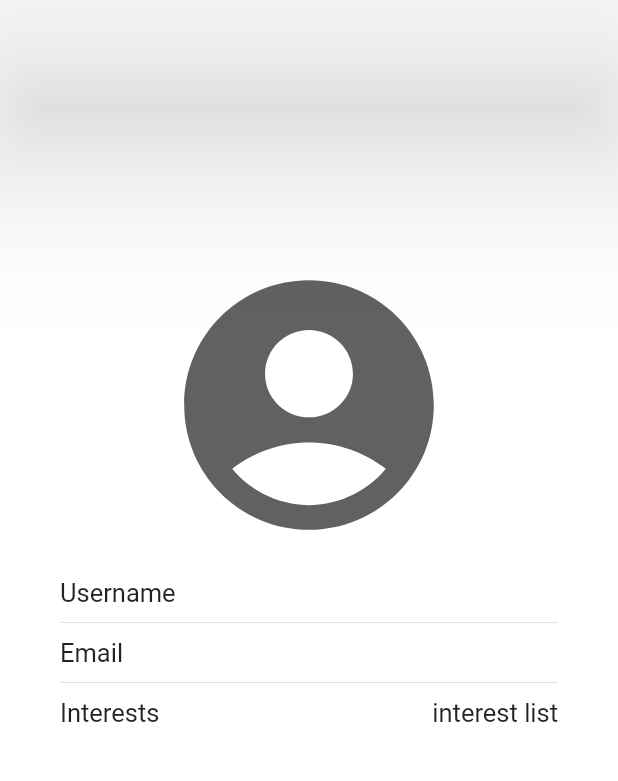
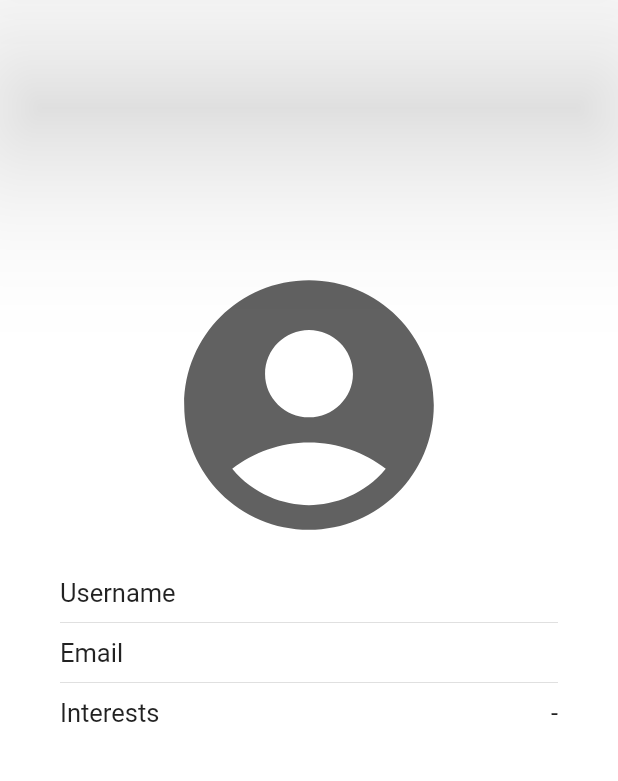
Before and after one commit to FEUP-ESOF-2020-21/open-cx-t5g4-techgals, a Flutter app: the Profile screen opened directly, on a phone screen of 412 x 824 dp, the part 84-865 px from its top. Run offline on Flutter 3.47's test engine with Material 2 defaults, Android fonts, the phone set to English and light mode, and no system bars; our stand-ins replace cloud_firestore, firebase_auth, firebase_core, shared_preferences; accounts and stored records are empty.

Commit message:
retrieves interests correctly, and prints them formatedly
need a solution for when interests list is too big (otherwise margin errors)

```diff
--- a/proj_src/lib/Screens/Nav/Components/appBar.dart
+++ b/proj_src/lib/Screens/Nav/Components/appBar.dart
@@ -26,8 +26,6 @@ AppBar buildAppBar_Map(context) {
         ),
       ),
     ),
-
-
     actions: <Widget>[
       GestureDetector(
         onTap: (){Navigator.push(context, MaterialPageRoute(builder: (context) { return Profile();},),);},
--- a/proj_src/lib/Screens/Profile/screen_profile.dart
+++ b/proj_src/lib/Screens/Profile/screen_profile.dart
@@ -17,10 +17,9 @@ class _ProfileState extends State<Profile> {
   AuthMethods _authMethods = new AuthMethods();
   String userName;
   String email;
-  //List<String> interest = [];
-  String interest = "interest list";
-  Stream<QuerySnapshot> _users;
-  List<AuxUser> _auxUsers = [];
+  List<String> interests = [];
+  String interestsString = '';
+  QuerySnapshot _userQS;
 
   @override
   void initState() {
@@ -39,12 +38,33 @@ class _ProfileState extends State<Profile> {
         email = value;
       });
     });
-    await DatabaseMethods().getUsers().then((val) {
+    await DatabaseMethods().getUser(userName).then((value) {
+      setState(() {
+        _userQS = value;
+      });
+    });
+    for(var i = 0; i<= _userQS.size; i++) {
+    /*  if(i == _userQS.size) interestsString+= _userQS.docs[0].get('interests')[i];
+      else{
+        interestsString+= _userQS.docs[0].get('interests')[i];
+        interestsString+= ", ";
+      }*/
+      interests.add(_userQS.docs[0].get('interests')[i]);
+    }
+    //interests.add('c++');
+    //interests.add('flutter');
+    //interests.add('what else');
+    interestsString = interests.join(" / ");
+
+
+    /* await DatabaseMethods().getUsers().then((val) {
       setState(() {
         _users = val;
       });
-    });
-    DatabaseMethods().usernameTaken("nosuchuserhehe");
+    });*/
+    //DatabaseMethods().usernameTaken("nosuchuserhehe");
+    //DatabaseMethods().emailTaken("admin@email.com");
+
     //_parseStream(_users);
   }
 
@@ -56,9 +76,9 @@ class _ProfileState extends State<Profile> {
               _auxUserNames.add(snapshot.data.documents[index]['username']);
               _auxEmails = _auxEmails.toSet().toList();*/
     }
-    _auxUsers = _auxUsers.toSet().toList();
+    //_auxUsers = _auxUsers.toSet().toList();
   }
-
+/*
   Widget _loadInfo() {
     return StreamBuilder(
         stream: _users,
@@ -83,7 +103,7 @@ class _ProfileState extends State<Profile> {
         }
     );
   }
-
+*/
   @override
   Widget build(BuildContext context) {
     return Scaffold(
@@ -113,11 +133,16 @@ class _ProfileState extends State<Profile> {
                   ],
                 ),
                 Divider(height: 20.0),
+               //_listInterests(),
                 Row(
                   mainAxisAlignment: MainAxisAlignment.spaceBetween,
                   children: <Widget>[
-                    Text('Interests', style: TextStyle(fontSize: 17.0)),
-                    Text(interest, style: TextStyle(fontSize: 17.0)),
+                    Text('Interests', style: TextStyle(fontSize: 17.0),),
+                    interests.isEmpty ?
+                    Text('-', style: TextStyle(fontSize: 17.0),)
+                        : Text(interestsString, style: TextStyle(fontSize: 17.0),)
+                    //_listInterests(),
+
                   ],
                 ),
                 //Divider(height: 20.0,),
@@ -127,7 +152,27 @@ class _ProfileState extends State<Profile> {
       ),
     );
   }
+
+  Widget _listInterests(){
+    return ListView.builder(
+      itemCount: interests.length,
+      itemBuilder: (context, index){
+   /*     return Container(
+            padding: EdgeInsets.only(top: 17, bottom: 17, left: 20, right: 20),
+            decoration: BoxDecoration(
+              borderRadius: BorderRadius.circular(23),
+              color: k2PrimaryColor,
+            ),
+            child: Text(interests[index], textAlign: TextAlign.start, style: TextStyle(fontSize: 13.0, fontWeight: FontWeight.bold, color: Colors.black, letterSpacing: -0.5)),
+        );*/
+        return Text(interests[index], style: TextStyle(fontSize: 17.0),);
+      },
+      scrollDirection: Axis.horizontal,
+    );
+  }
 }
+
+
 
 /*
 class Screen_Profile extends StatelessWidget {
```
Also changed, not shown: proj_src/lib/BackEnd/database.dart (+8 -1 lines).
